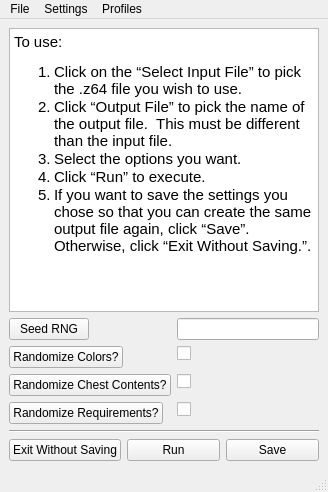
First picture: the form in GUI/mainwindow.ui, repository COSCS340/OoT_Randomiser, before the edit.
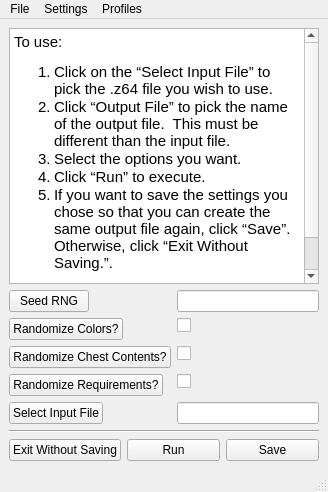
Second picture: the form after the edit.

What changed in the file:
```diff
--- a/GUI/mainwindow.ui
+++ b/GUI/mainwindow.ui
@@ -84,6 +84,16 @@
           </property>
          </widget>
         </item>
+        <item row="4" column="0">
+         <widget class="QPushButton" name="selectInputFile">
+          <property name="text">
+           <string>Select Input File</string>
+          </property>
+         </widget>
+        </item>
+        <item row="4" column="1">
+         <widget class="QLineEdit" name="inputFileName"/>
+        </item>
        </layout>
       </item>
      </layout>
```
Left out of the diff: 38 changed lines with no effect on the pictures.
